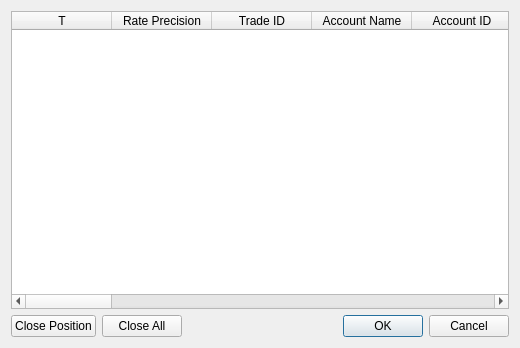
Qt form qt_forms/view_open_positions.ui (chernig/tradebot) before a commit.
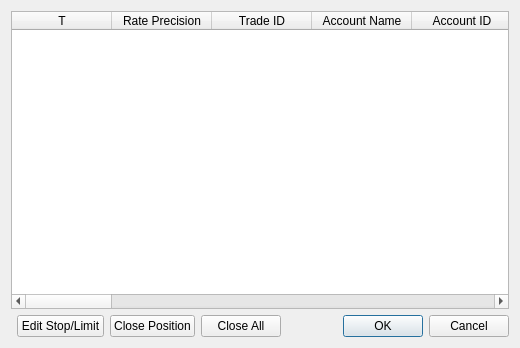
The same form after that commit.

Patch:
```diff
--- a/qt_forms/view_open_positions.ui
+++ b/qt_forms/view_open_positions.ui
@@ -14,7 +14,7 @@
    <string>Dialog</string>
   </property>
   <layout class="QGridLayout" name="gridLayout">
-   <item row="0" column="0" colspan="4">
+   <item row="0" column="0" colspan="6">
     <widget class="QTableWidget" name="tableWidget">
      <property name="selectionBehavior">
       <enum>QAbstractItemView::SelectRows</enum>
@@ -131,21 +131,14 @@
      </column>
     </widget>
    </item>
-   <item row="2" column="0">
-    <widget class="QPushButton" name="pushButton_2">
-     <property name="text">
-      <string>Close Position</string>
-     </property>
-    </widget>
-   </item>
-   <item row="2" column="1">
+   <item row="2" column="3">
     <widget class="QPushButton" name="pushButton">
      <property name="text">
       <string>Close All</string>
      </property>
     </widget>
    </item>
-   <item row="2" column="3">
+   <item row="2" column="5">
     <widget class="QDialogButtonBox" name="buttonBox">
      <property name="orientation">
       <enum>Qt::Horizontal</enum>
@@ -155,6 +148,20 @@
      </property>
     </widget>
    </item>
+   <item row="2" column="1">
+    <widget class="QPushButton" name="pushButton_3">
+     <property name="text">
+      <string>Edit Stop/Limit</string>
+     </property>
+    </widget>
+   </item>
+   <item row="2" column="2">
+    <widget class="QPushButton" name="pushButton_2">
+     <property name="text">
+      <string>Close Position</string>
+     </property>
+    </widget>
+   </item>
   </layout>
  </widget>
  <resources/>
```
